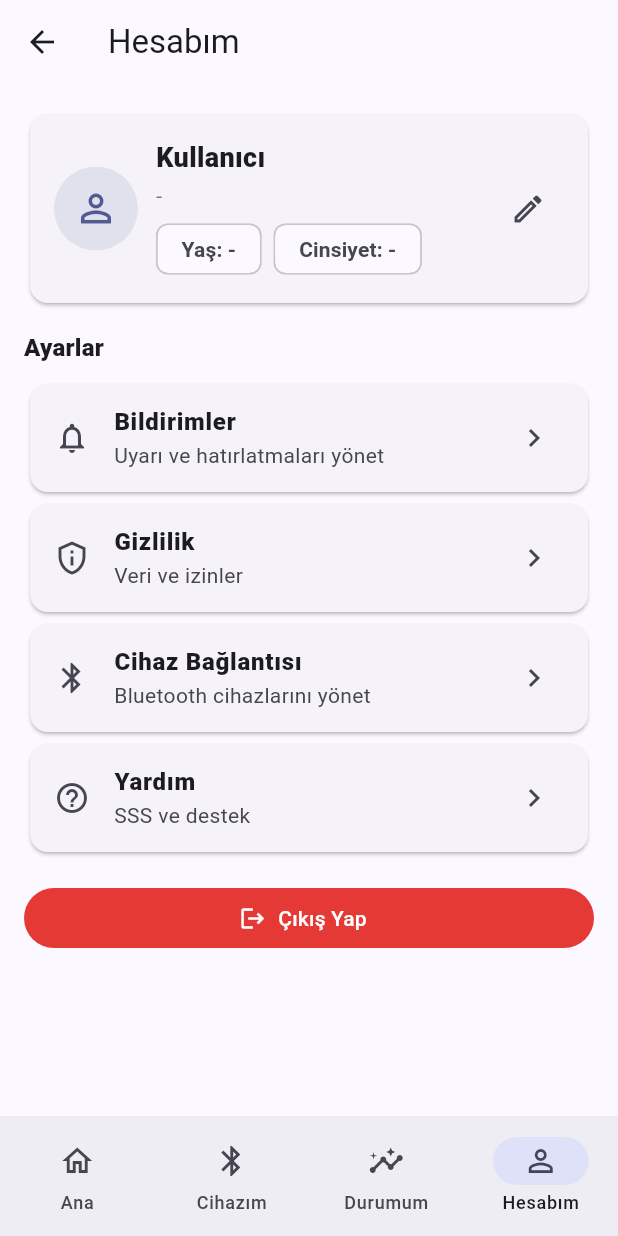
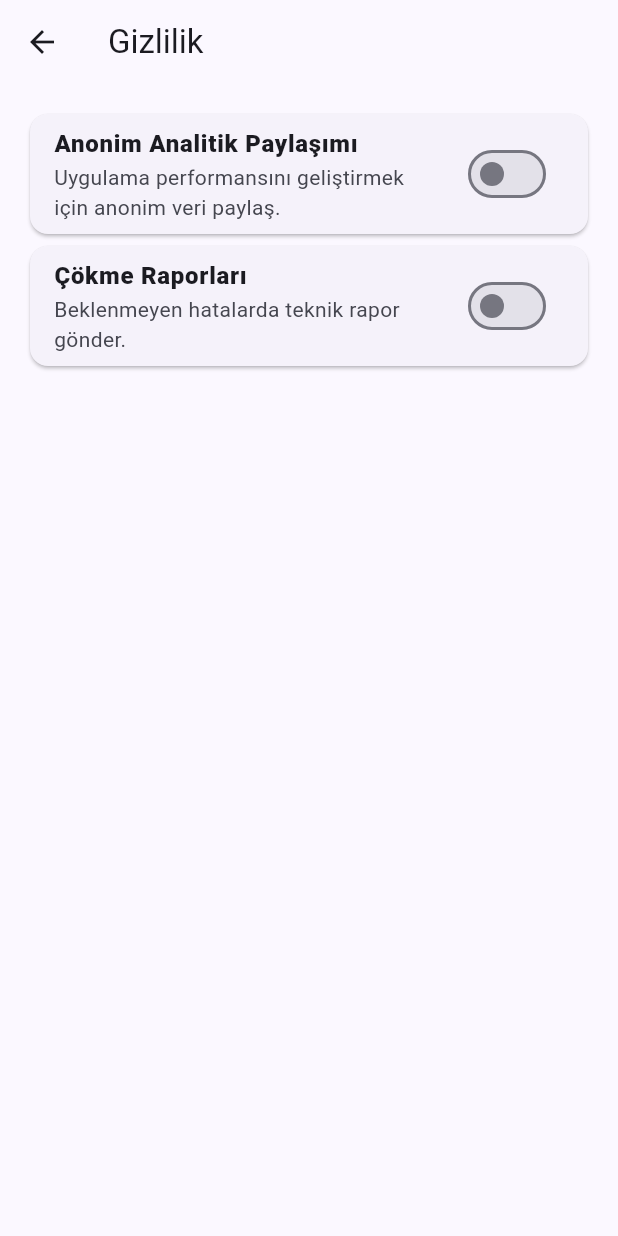
Before and after one commit to sadikmentes/posture_app_tez, a Flutter app: the MainShell screen opened by its route, item 4 of the bottom bar chosen, after a tap on "Gizlilik", on a phone screen of 412 x 824 dp. Run offline on Flutter 3.47's test engine with Material 3 defaults, Android fonts, the phone set to English and light mode, and no system bars; our stand-ins replace flutter_blue_plus, permission_handler, shared_preferences; accounts and stored records are empty.

Commit message:
feat(account): add settings pages and device-tab shortcut
Wire account tiles to notification/privacy pages, persist settings in LocalStorage, and add widget tests.

```diff
--- /dev/null
+++ b/lib/pages/privacy_settings_page.dart
@@ -0,0 +1,86 @@
+import 'package:flutter/material.dart';
+import 'package:posture_app/storage.dart' as ls;
+
+class PrivacySettingsPage extends StatefulWidget {
+  const PrivacySettingsPage({super.key});
+
+  @override
+  State<PrivacySettingsPage> createState() => _PrivacySettingsPageState();
+}
+
+class _PrivacySettingsPageState extends State<PrivacySettingsPage> {
+  bool _loading = true;
+  bool _shareAnalytics = false;
+  bool _crashReports = false;
+
+  @override
+  void initState() {
+    super.initState();
+    _loadSettings();
+  }
+
+  Future<void> _loadSettings() async {
+    final shareAnalytics = await ls.LocalStorage.getPrivacyShareAnalytics();
+    final crashReports = await ls.LocalStorage.getPrivacyCrashReports();
+    if (!mounted) return;
+    setState(() {
+      _shareAnalytics = shareAnalytics;
+      _crashReports = crashReports;
+      _loading = false;
+    });
+  }
+
+  Future<void> _setShareAnalytics(bool value) async {
+    setState(() => _shareAnalytics = value);
+    await ls.LocalStorage.setPrivacyShareAnalytics(value);
+  }
+
+  Future<void> _setCrashReports(bool value) async {
+    setState(() => _crashReports = value);
+    await ls.LocalStorage.setPrivacyCrashReports(value);
+  }
+
+  @override
+  Widget build(BuildContext context) {
+    return Scaffold(
+      appBar: AppBar(title: const Text("Gizlilik")),
+      body: SafeArea(
+        child: _loading
+            ? const Center(child: CircularProgressIndicator())
+            : ListView(
+                padding: const EdgeInsets.all(16),
+                children: [
+                  Card(
+                    child: SwitchListTile.adaptive(
+                      key: const Key("privacy_share_analytics"),
+                      value: _shareAnalytics,
+                      onChanged: _setShareAnalytics,
+                      title: const Text(
+                        "Anonim Analitik Paylaşımı",
+                        style: TextStyle(fontWeight: FontWeight.w800),
+                      ),
+                      subtitle: const Text(
+                        "Uygulama performansını geliştirmek için anonim veri paylaş.",
+                      ),
+                    ),
+                  ),
+                  Card(
+                    child: SwitchListTile.adaptive(
+                      key: const Key("privacy_crash_reports"),
+                      value: _crashReports,
+                      onChanged: _setCrashReports,
+                      title: const Text(
+                        "Çökme Raporları",
+                        style: TextStyle(fontWeight: FontWeight.w800),
+                      ),
+                      subtitle: const Text(
+                        "Beklenmeyen hatalarda teknik rapor gönder.",
+                      ),
+                    ),
+                  ),
+                ],
+              ),
+      ),
+    );
+  }
+}
--- a/lib/shell/main_shell.dart
+++ b/lib/shell/main_shell.dart
@@ -1,6 +1,5 @@
 import 'package:flutter/material.dart';
 import '../tabs/home_tab.dart';
-
 import '../tabs/status_tab.dart';
 import '../tabs/account_tab.dart';
 import '../device/device_page.dart';
@@ -17,8 +16,12 @@ class _MainShellState extends State<MainShell> {
 
   @override
   Widget build(BuildContext context) {
-    final pages = const [HomeTab(), DevicePage(), StatusTab(), AccountTab()];
-
+    final pages = [
+      const HomeTab(),
+      const DevicePage(),
+      const StatusTab(),
+      AccountTab(onOpenDeviceTab: () => setState(() => idx = 1)),
+    ];
 
     return Scaffold(
       body: pages[idx],
@@ -28,8 +31,14 @@ class _MainShellState extends State<MainShell> {
         destinations: const [
           NavigationDestination(icon: Icon(Icons.home_outlined), label: "Ana"),
           NavigationDestination(icon: Icon(Icons.bluetooth), label: "Cihazım"),
-          NavigationDestination(icon: Icon(Icons.insights_outlined), label: "Durumum"),
-          NavigationDestination(icon: Icon(Icons.person_outline), label: "Hesabım"),
+          NavigationDestination(
+            icon: Icon(Icons.insights_outlined),
+            label: "Durumum",
+          ),
+          NavigationDestination(
+            icon: Icon(Icons.person_outline),
+            label: "Hesabım",
+          ),
         ],
       ),
     );
--- a/lib/storage.dart
+++ b/lib/storage.dart
@@ -4,6 +4,10 @@ import 'package:shared_preferences/shared_preferences.dart';
 class LocalStorage {
   static const _kUser = "user_profile";
   static const _kLoggedIn = "logged_in";
+  static const _kNotifyPostureAlerts = "settings.notifications.posture_alerts";
+  static const _kNotifyDailyReminder = "settings.notifications.daily_reminder";
+  static const _kPrivacyShareAnalytics = "settings.privacy.share_analytics";
+  static const _kPrivacyCrashReports = "settings.privacy.crash_reports";
 
   static Future<void> saveUser(Map<String, dynamic> user) async {
     final sp = await SharedPreferences.getInstance();
@@ -30,4 +34,44 @@ class LocalStorage {
   static Future<void> logout() async {
     await setLoggedIn(false);
   }
+
+  static Future<bool> getNotifyPostureAlerts() async {
+    final sp = await SharedPreferences.getInstance();
+    return sp.getBool(_kNotifyPostureAlerts) ?? true;
+  }
+
+  static Future<void> setNotifyPostureAlerts(bool v) async {
+    final sp = await SharedPreferences.getInstance();
+    await sp.setBool(_kNotifyPostureAlerts, v);
+  }
+
+  static Future<bool> getNotifyDailyReminder() async {
+    final sp = await SharedPreferences.getInstance();
+    return sp.getBool(_kNotifyDailyReminder) ?? true;
+  }
+
+  static Future<void> setNotifyDailyReminder(bool v) async {
+    final sp = await SharedPreferences.getInstance();
+    await sp.setBool(_kNotifyDailyReminder, v);
+  }
+
+  static Future<bool> getPrivacyShareAnalytics() async {
+    final sp = await SharedPreferences.getInstance();
+    return sp.getBool(_kPrivacyShareAnalytics) ?? false;
+  }
+
+  static Future<void> setPrivacyShareAnalytics(bool v) async {
+    final sp = await SharedPreferences.getInstance();
+    await sp.setBool(_kPrivacyShareAnalytics, v);
+  }
+
+  static Future<bool> getPrivacyCrashReports() async {
+    final sp = await SharedPreferences.getInstance();
+    return sp.getBool(_kPrivacyCrashReports) ?? false;
+  }
+
+  static Future<void> setPrivacyCrashReports(bool v) async {
+    final sp = await SharedPreferences.getInstance();
+    await sp.setBool(_kPrivacyCrashReports, v);
+  }
 }
--- a/lib/tabs/account_tab.dart
+++ b/lib/tabs/account_tab.dart
@@ -1,9 +1,13 @@
 import 'package:flutter/material.dart';
 import 'package:posture_app/storage.dart' as ls;
+import '../pages/notification_settings_page.dart';
+import '../pages/privacy_settings_page.dart';
 import '../routes.dart';
 
 class AccountTab extends StatefulWidget {
-  const AccountTab({super.key});
+  final VoidCallback onOpenDeviceTab;
+
+  const AccountTab({super.key, required this.onOpenDeviceTab});
 
   @override
   State<AccountTab> createState() => _AccountTabState();
@@ -34,6 +38,20 @@ class _AccountTabState extends State<AccountTab> {
     Navigator.pushNamedAndRemoveUntil(context, Routes.login, (_) => false);
   }
 
+  void _openNotificationSettings() {
+    Navigator.push(
+      context,
+      MaterialPageRoute(builder: (_) => const NotificationSettingsPage()),
+    );
+  }
+
+  void _openPrivacySettings() {
+    Navigator.push(
+      context,
+      MaterialPageRoute(builder: (_) => const PrivacySettingsPage()),
+    );
+  }
+
   @override
   Widget build(BuildContext context) {
     final cs = Theme.of(context).colorScheme;
@@ -46,7 +64,6 @@ class _AccountTabState extends State<AccountTab> {
             : ListView(
                 padding: const EdgeInsets.all(16),
                 children: [
-                  // Profile card
                   Card(
                     child: Padding(
                       padding: const EdgeInsets.all(16),
@@ -54,8 +71,12 @@ class _AccountTabState extends State<AccountTab> {
                         children: [
                           CircleAvatar(
                             radius: 28,
-                            backgroundColor: cs.primary.withOpacity(.12),
-                            child: Icon(Icons.person_outline, color: cs.primary, size: 30),
+                            backgroundColor: cs.primary.withAlpha(31),
+                            child: Icon(
+                              Icons.person_outline,
+                              color: cs.primary,
+                              size: 30,
+                            ),
                           ),
                           const SizedBox(width: 12),
                           Expanded(
@@ -64,7 +85,10 @@ class _AccountTabState extends State<AccountTab> {
                               children: [
                                 Text(
                                   (user?["fullName"] ?? "Kullanıcı") as String,
-                                  style: const TextStyle(fontSize: 18, fontWeight: FontWeight.w900),
+                                  style: const TextStyle(
+                                    fontSize: 18,
+                                    fontWeight: FontWeight.w900,
+                                  ),
                                 ),
                                 const SizedBox(height: 2),
                                 Text(
@@ -76,16 +100,23 @@ class _AccountTabState extends State<AccountTab> {
                                   spacing: 8,
                                   children: [
                                     _Chip(text: "Yaş: ${user?["age"] ?? "-"}"),
-                                    _Chip(text: "Cinsiyet: ${user?["gender"] ?? "-"}"),
+                                    _Chip(
+                                      text:
+                                          "Cinsiyet: ${user?["gender"] ?? "-"}",
+                                    ),
                                   ],
-                                )
+                                ),
                               ],
                             ),
                           ),
                           IconButton(
                             onPressed: () {
                               ScaffoldMessenger.of(context).showSnackBar(
-                                const SnackBar(content: Text("Profil düzenleme eklenebilir.")),
+                                const SnackBar(
+                                  content: Text(
+                                    "Profil düzenleme eklenebilir.",
+                                  ),
+                                ),
                               );
                             },
                             icon: const Icon(Icons.edit_outlined),
@@ -94,29 +125,31 @@ class _AccountTabState extends State<AccountTab> {
                       ),
                     ),
                   ),
-
                   const SizedBox(height: 14),
-
-                  Text("Ayarlar", style: Theme.of(context).textTheme.titleMedium?.copyWith(fontWeight: FontWeight.w900)),
+                  Text(
+                    "Ayarlar",
+                    style: Theme.of(context).textTheme.titleMedium?.copyWith(
+                      fontWeight: FontWeight.w900,
+                    ),
+                  ),
                   const SizedBox(height: 8),
-
                   _SettingsTile(
                     icon: Icons.notifications_outlined,
                     title: "Bildirimler",
                     subtitle: "Uyarı ve hatırlatmaları yönet",
-                    onTap: () {},
+                    onTap: _openNotificationSettings,
                   ),
                   _SettingsTile(
                     icon: Icons.privacy_tip_outlined,
                     title: "Gizlilik",
                     subtitle: "Veri ve izinler",
-                    onTap: () {},
+                    onTap: _openPrivacySettings,
                   ),
                   _SettingsTile(
                     icon: Icons.bluetooth_outlined,
                     title: "Cihaz Bağlantısı",
                     subtitle: "Bluetooth cihazlarını yönet",
-                    onTap: () {},
+                    onTap: widget.onOpenDeviceTab,
                   ),
                   _SettingsTile(
                     icon: Icons.help_outline,
@@ -124,11 +157,11 @@ class _AccountTabState extends State<AccountTab> {
                     subtitle: "SSS ve destek",
                     onTap: () {},
                   ),
-
                   const SizedBox(height: 16),
-
                   FilledButton.icon(
-                    style: FilledButton.styleFrom(backgroundColor: Colors.red.shade600),
+                    style: FilledButton.styleFrom(
+                      backgroundColor: Colors.red.shade600,
+                    ),
                     onPressed: _logout,
                     icon: const Icon(Icons.logout),
                     label: const Text("Çıkış Yap"),
```
Also changed, not shown: lib/pages/notification_settings_page.dart (added, +87 -0 lines), 1 other file.
